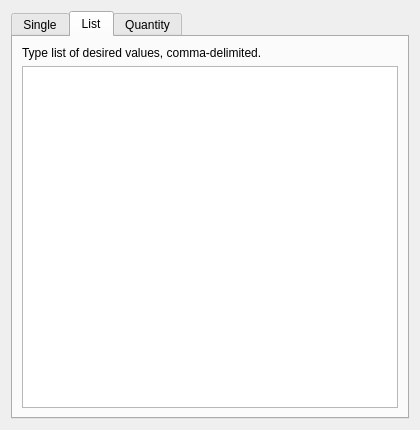
Qt form src/Interface/Modules/Fields/ExtractSimpleIsosurface.ui (SCIInstitute/SCIRun) before a commit.
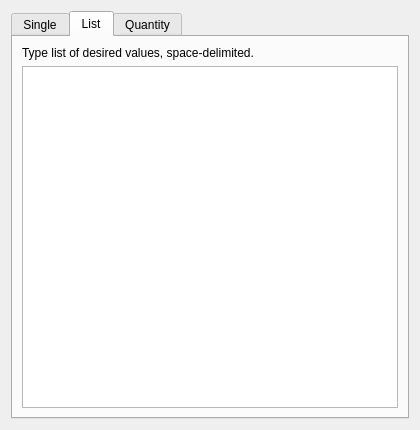
The same form after that commit. The open tabs and pages were chosen to show the change.

Commit message: Extract Isosurface matrix input and output work.  still need to fix the text input. Interface with ospray streamlines works with all tested loops and stream lines

Diff of the .ui file:
```diff
--- a/src/Interface/Modules/Fields/ExtractSimpleIsosurface.ui
+++ b/src/Interface/Modules/Fields/ExtractSimpleIsosurface.ui
@@ -69,7 +69,7 @@
        <item>
         <widget class="QLabel" name="label">
          <property name="text">
-          <string>Type list of desired values, comma-delimited.</string>
+          <string>Type list of desired values, space-delimited.</string>
          </property>
         </widget>
        </item>
```
Left out of the diff: 2 changed lines with no effect on the pictures. The commit also changes 3 other files.
